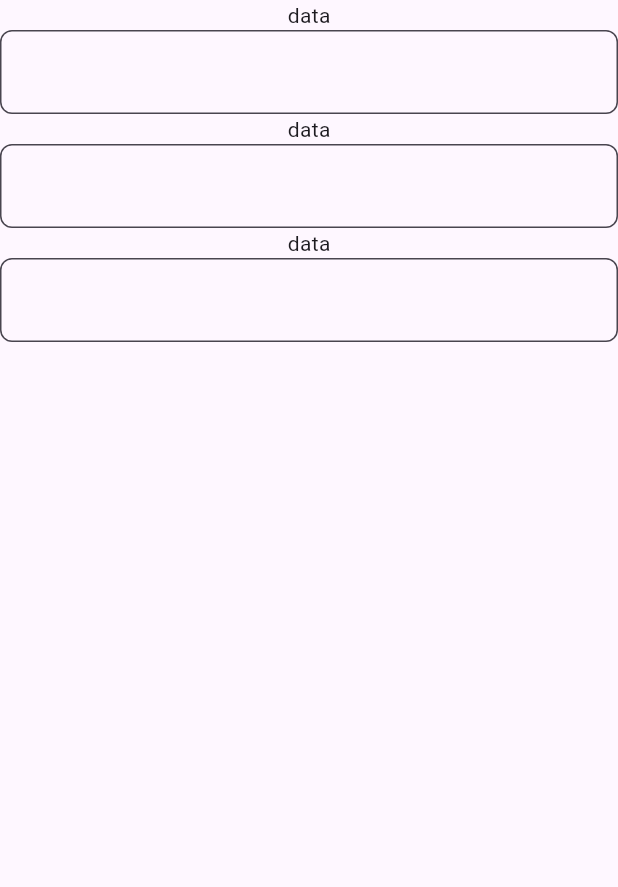
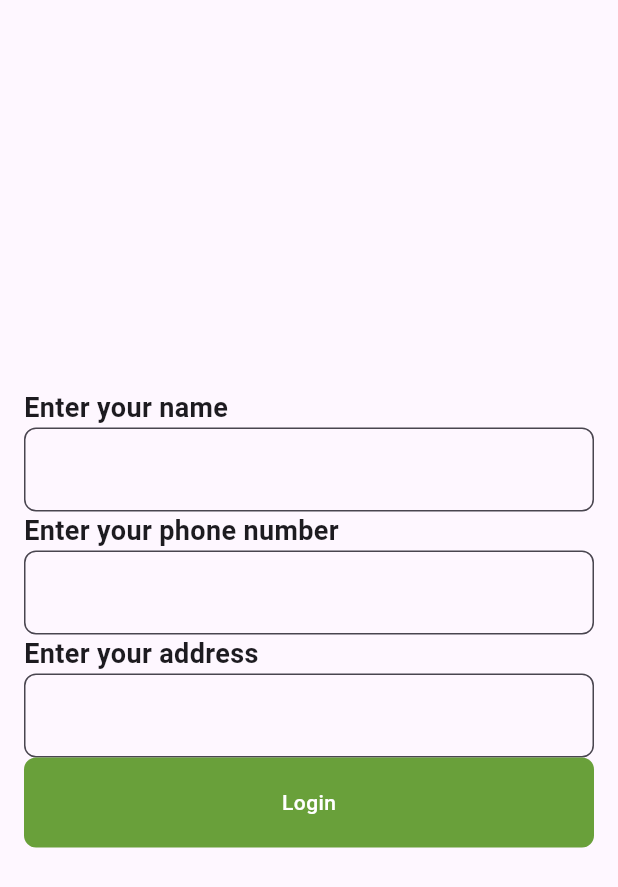
Before and after one commit to KarimaMahmoud626/fruits_market_app, a Flutter app: the CompeleteInformationView screen opened directly, on a phone screen of 412 x 824 dp. Shown: the top 887 px of the screen. Run offline on Flutter 3.47's test engine with Material 3 defaults, Android fonts, the phone set to English and light mode, and no system bars; our stand-ins replace dots_indicator, get; missing offline and left inert: font_awesome_icon_class.

```diff
--- a/lib/features/auth_feature/presentation/pages/compelete_info/widgets/compelete_information_view_body.dart
+++ b/lib/features/auth_feature/presentation/pages/compelete_info/widgets/compelete_information_view_body.dart
@@ -1,4 +1,5 @@
 import 'package:flutter/material.dart';
+import 'package:fruits_market/core/widgets/custom_buttons.dart';
 import 'package:fruits_market/core/widgets/custom_text_field.dart';
 
 class CompeleteInformationViewBody extends StatelessWidget {
@@ -6,15 +7,33 @@ class CompeleteInformationViewBody extends StatelessWidget {
 
   @override
   Widget build(BuildContext context) {
-    return Column(
-      children: [
-        Text('data'),
-        CustomTextField(),
-        Text('data'),
-        CustomTextField(),
-        Text('data'),
-        CustomTextField(),
-      ],
+    return Padding(
+      padding: const EdgeInsets.all(16),
+      child: Column(
+        mainAxisAlignment: MainAxisAlignment.center,
+        crossAxisAlignment: CrossAxisAlignment.start,
+        children: [
+          Text(
+            'Enter your name',
+            style: TextStyle(fontSize: 18, fontWeight: FontWeight.bold),
+            textAlign: TextAlign.left,
+          ),
+          CustomTextField(),
+          Text(
+            'Enter your phone number',
+            style: TextStyle(fontSize: 18, fontWeight: FontWeight.bold),
+            textAlign: TextAlign.left,
+          ),
+          CustomTextField(),
+          Text(
+            'Enter your address',
+            style: TextStyle(fontSize: 18, fontWeight: FontWeight.bold),
+            textAlign: TextAlign.left,
+          ),
+          CustomTextField(),
+          CustomGeneralButton(text: 'Login'),
+        ],
+      ),
     );
   }
 }
```
Also changed, not shown: lib/features/auth_feature/presentation/pages/compelete_info/widgets/custom_info_item.dart (added, +33 -0 lines).
